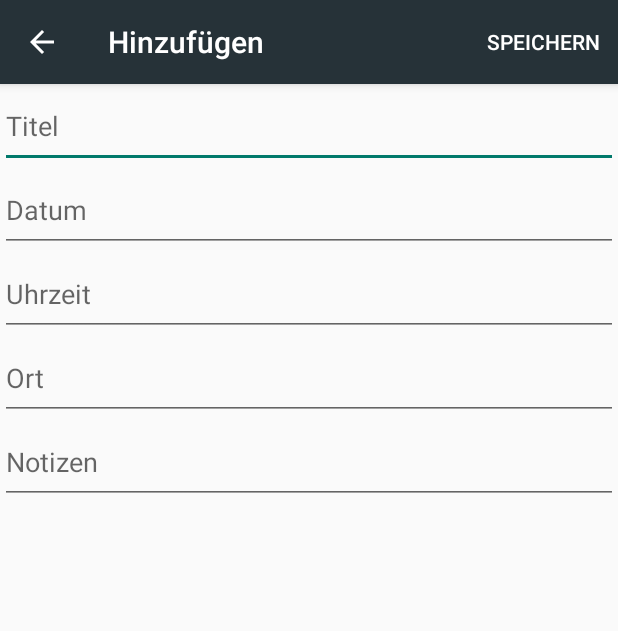
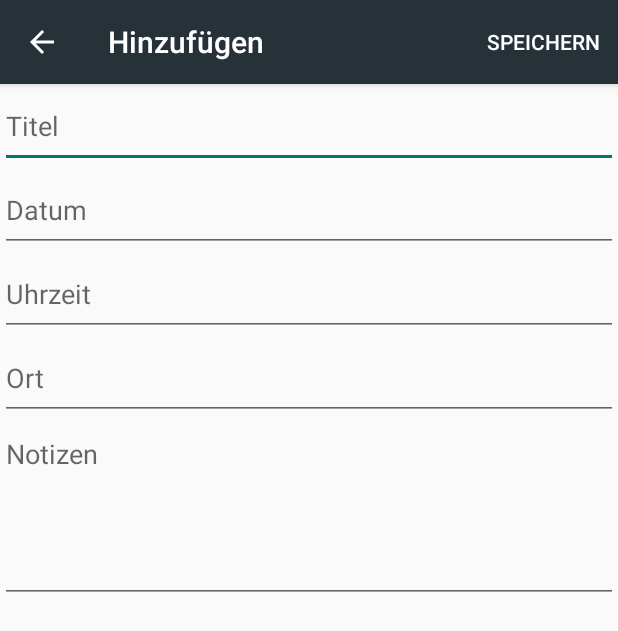
Before and after one commit to nico1509/Clausura, an Android app: the ExamEditActivity screen opened directly, with no data from a screen before it, on a phone screen of 412 x 824 dp. Shown: the top 631 px of the screen. Run offline under Robolectric (Android 15) with nearby library versions, the phone set to English and light mode, and no system bars.

Commit message:
Increased the size of editNotes

```diff
--- a/app/src/main/res/layout/content_exam_edit.xml
+++ b/app/src/main/res/layout/content_exam_edit.xml
@@ -59,8 +59,9 @@
             <EditText
                 android:id="@+id/editNotes"
                 android:layout_width="match_parent"
-                android:layout_height="56dp"
+                android:layout_height="122dp"
                 android:ems="10"
+                android:gravity="top"
                 android:hint="Notizen"
                 android:inputType="textMultiLine" />
         </LinearLayout>
```
